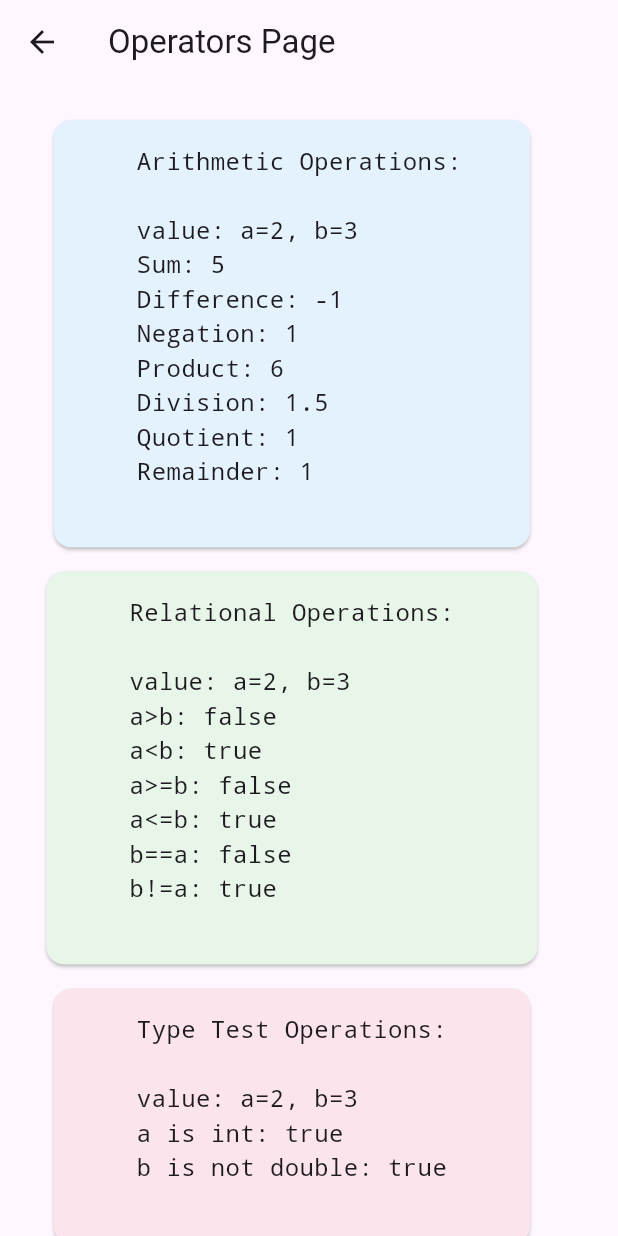
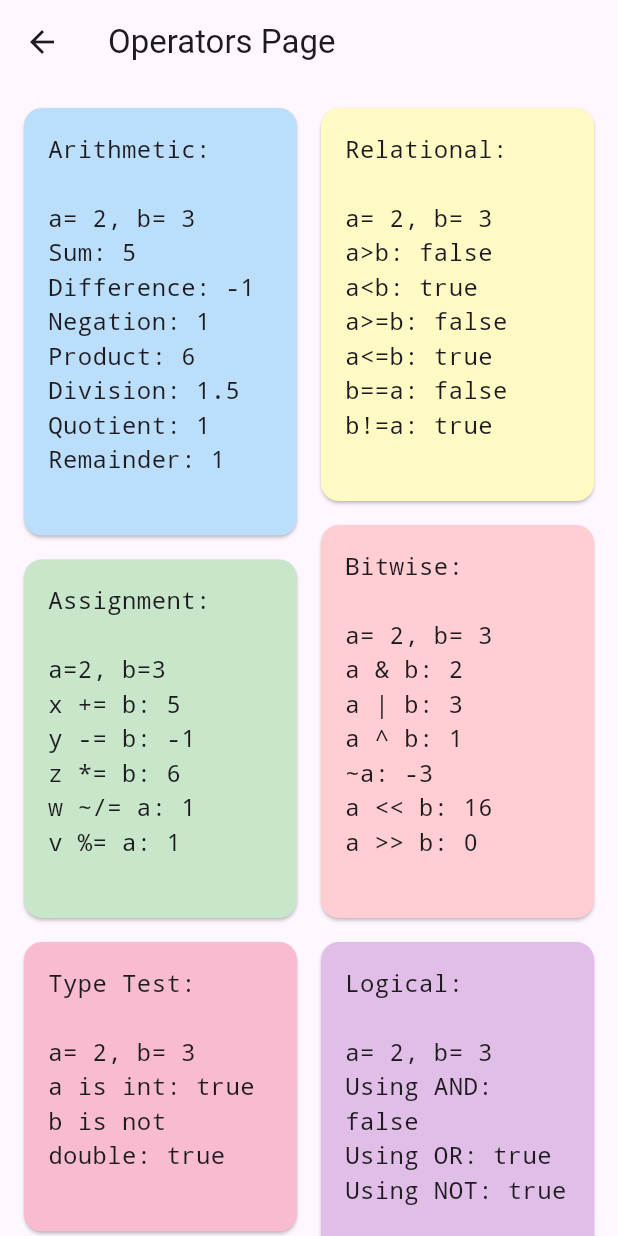
Before and after one commit to SheetalAlbiorix/Prachi_learn_flutter, a Flutter app: the OperatorsPage screen opened directly, on a phone screen of 412 x 824 dp. Run offline on Flutter 3.47's test engine with Material 3 defaults, Android fonts, the phone set to English and light mode, and no system bars.

Commit message:
task_operator

```diff
--- a/lib/pages/Operator.dart
+++ b/lib/pages/Operator.dart
@@ -6,7 +6,7 @@ class OperatorsPage extends StatelessWidget {
     int a = 2;
     int b = 3;
 
-    //Arithmetic opertion
+    // Arithmetic operations
     var sum = a + b;
     var difference = a - b;
     var negation = -difference;
@@ -15,10 +15,10 @@ class OperatorsPage extends StatelessWidget {
     var quotient = b ~/ a;
     var remainder = b % a;
 
-    String ArithmeticResult = '''
-    Arithmetic Operations:
+    String arithmeticResult = '''
+Arithmetic:
 
-    value: a=$a, b=$b
+a= $a, b= $b
 Sum: $sum
 Difference: $difference
 Negation: $negation
@@ -36,10 +36,10 @@ class OperatorsPage extends StatelessWidget {
     var g = b == a;
     var h = b != a;
 
-    String RelationalResult = '''
-    Relational Operations:
+    String relationalResult = '''
+Relational:
 
-    value: a=$a, b=$b
+a= $a, b= $b
 a>b: $c
 a<b: $d
 a>=b: $e
@@ -48,50 +48,101 @@ class OperatorsPage extends StatelessWidget {
 b!=a: $h
 ''';
 
-    //type test operations
+    // Type test operations
+    // ignore: unnecessary_type_check
     var isInteger = a is int;
     var isNotDouble = b is! double;
 
     String typeTestResult = '''
-    Type Test Operations:
+Type Test:
 
-    value: a=$a, b=$b
+a= $a, b= $b
 a is int: $isInteger
 b is not double: $isNotDouble
 ''';
 
-    //Bitwise Operators
+    // Bitwise Operators
     var C = a & b;
     var D = a | b;
     var E = a ^ b;
     var F = ~a;
     var G = a << b;
     var H = a >> b;
-    var I = -a >>> b;
 
-    String BitwiseResult = '''
-    Bitwise Operations:
+    String bitwiseResult = '''
+Bitwise:
 
+a= $a, b= $b
 a & b: $C
 a | b: $D
 a ^ b: $E
 ~a: $F
 a << b: $G
 a >> b: $H
-    -a >>> b: $I
 ''';
 
-    //logical operator
+    // Logical operators
     bool P = a > 10 && b < 10;
     bool Q = a > 10 || b < 10;
     bool R = !(a > 10);
 
-    String LogicalResult = '''
-    Logical Operations:
+    String logicalResult = '''
+Logical:
 
+a= $a, b= $b
 Using AND: $P
-    using OR: $Q
-    using NOT: $R
+Using OR: $Q
+Using NOT: $R
+''';
+
+    // Assignment Operators
+    var x = a;
+    x += b;
+    var y = a;
+    y -= b;
+    var z = a;
+    z *= b;
+    var w = b;
+    w ~/= a;
+    var v = b;
+    v %= a;
+
+    String assignmentResult = '''
+Assignment:
+
+a=$a, b=$b
+x += b: $x
+y -= b: $y
+z *= b: $z
+w ~/= a: $w
+v %= a: $v
+''';
+
+//Conditional Operator
+    var X = 30;
+    var output =
+        X > 42 ? "value greater than 10" : "value lesser than equal to 30";
+
+    String conditionalResult = '''
+Conditional:
+
+value: $X
+$output
+''';
+
+// Cascade Operators
+    var K = <int>[1, 2, 3];
+
+    K
+      ..add(4)
+      ..removeAt(0)
+      ..insert(0, 0);
+
+    String cascadeResult = '''
+Cascade:
+
+Initial list: [1, 2, 3]
+$K
 ''';
 
     return Scaffold(
@@ -102,64 +153,60 @@ class OperatorsPage extends StatelessWidget {
         padding: EdgeInsets.all(16),
         child: Column(
           children: [
-            Card(
-              color: Colors.blue.shade50,
-              margin: EdgeInsets.symmetric(vertical: 8),
-              child: Padding(
-                padding: EdgeInsets.all(16),
-                child: Text(
-                  ArithmeticResult,
-                  style: TextStyle(fontSize: 16, fontFamily: 'monospace'),
+            Row(
+              crossAxisAlignment: CrossAxisAlignment.start,
+              children: [
+                Expanded(
+                  child: Column(
+                    mainAxisAlignment: MainAxisAlignment.start,
+                    children: [
+                      _buildCard(Colors.blue.shade100, arithmeticResult),
+                      SizedBox(height: 16),
+                      _buildCard(Colors.green.shade100, assignmentResult),
+                      SizedBox(height: 16),
+                      _buildCard(Colors.pink.shade100, typeTestResult),
+                      SizedBox(height: 16),
+                      _buildCard(Colors.orange.shade100, conditionalResult),
+                    ],
                   ),
                 ),
-            ),
-            Card(
-              color: Colors.green.shade50,
-              margin: EdgeInsets.symmetric(vertical: 8),
-              child: Padding(
-                padding: EdgeInsets.all(16),
-                child: Text(
-                  RelationalResult,
-                  style: TextStyle(fontSize: 16, fontFamily: 'monospace'),
+                SizedBox(width: 16),
+                Expanded(
+                  child: Column(
+                    mainAxisAlignment: MainAxisAlignment.start,
+                    children: [
+                      _buildCard(Colors.yellow.shade100, relationalResult),
+                      SizedBox(height: 16),
+                      _buildCard(Colors.red.shade100, bitwiseResult),
+                      SizedBox(height: 16),
+                      _buildCard(Colors.purple.shade100, logicalResult),
+                      SizedBox(height: 16),
+                      _buildCard(Colors.lightBlue.shade100, cascadeResult),
+                    ],
                   ),
                 ),
-            ),
-            Card(
-              color: Colors.pink.shade50,
-              margin: EdgeInsets.symmetric(vertical: 8),
-              child: Padding(
-                padding: EdgeInsets.all(16),
-                child: Text(
-                  typeTestResult,
-                  style: TextStyle(fontSize: 16, fontFamily: 'monospace'),
-                ),
-              ),
-            ),
-            Card(
-              color: Colors.yellow.shade50,
-              margin: EdgeInsets.symmetric(vertical: 8),
-              child: Padding(
-                padding: EdgeInsets.all(16),
-                child: Text(
-                  LogicalResult,
-                  style: TextStyle(fontSize: 16, fontFamily: 'monospace'),
-                ),
-              ),
-            ),
-            Card(
-              color: Colors.red.shade50,
-              margin: EdgeInsets.symmetric(vertical: 8),
-              child: Padding(
-                padding: EdgeInsets.all(16),
-                child: Text(
-                  BitwiseResult,
-                  style: TextStyle(fontSize: 16, fontFamily: 'monospace'),
-                ),
-              ),
+              ],
             ),
           ],
         ),
       ),
     );
   }
+
+  Widget _buildCard(Color color, String content) {
+    return Card(
+      color: color,
+      margin: EdgeInsets.zero,
+      child: Padding(
+        padding: EdgeInsets.all(16),
+        child: Align(
+          alignment: Alignment.centerLeft,
+          child: Text(
+            content,
+            style: TextStyle(fontSize: 16, fontFamily: 'monospace'),
+          ),
+        ),
+      ),
+    );
   }
+}
```
Lines whose indentation alone changed are shown as unchanged.
